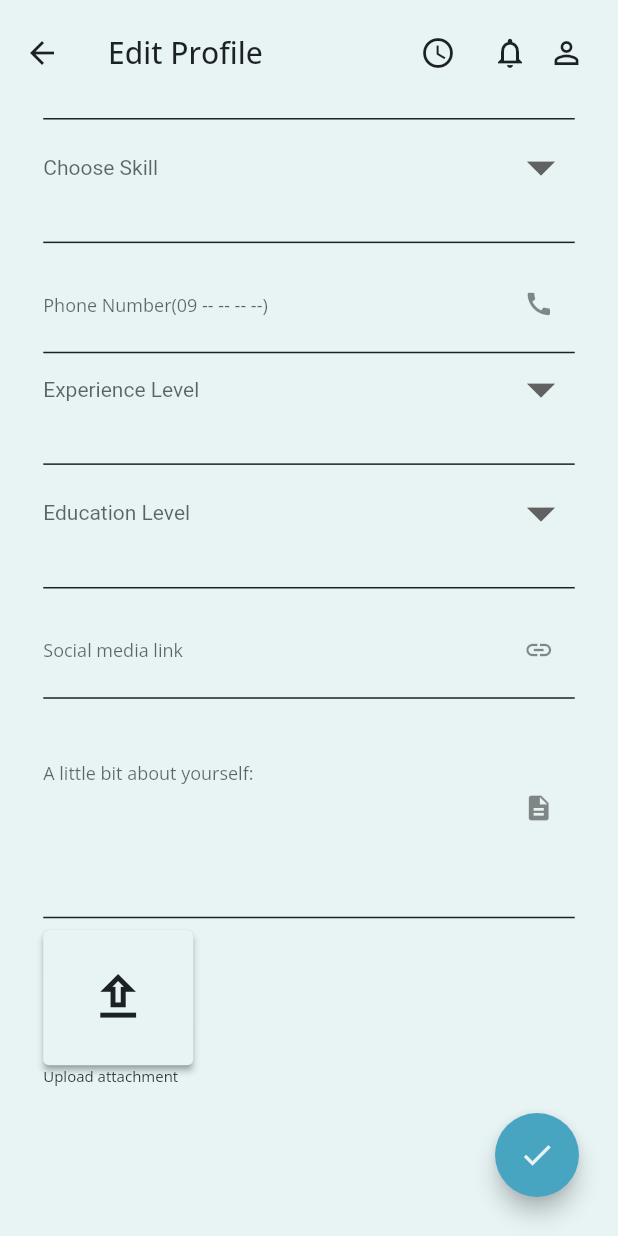
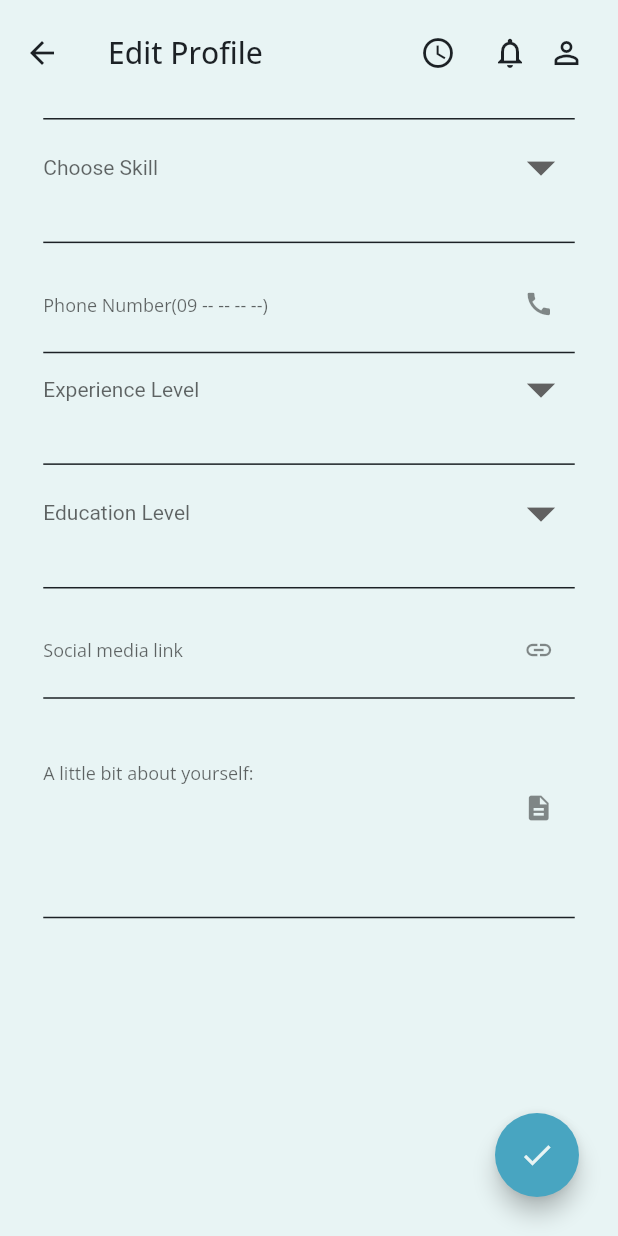
Before and after one commit to alazarlemma02/Freelance-App-flutter-project, a Flutter app: the EditProfilePage screen opened by its route, scrolled down 317 dp, on a phone screen of 412 x 824 dp. Run offline on Flutter 3.47's test engine with Material 2 defaults, Android fonts, the phone set to English and light mode, and no system bars; our stand-ins replace bloc, cloud_firestore, easy_localization, equatable, file_picker, firebase_auth and 7 more; missing offline and left inert: mobile_number; accounts and stored records are empty.

Commit message:
solved merge conflict for the final time

```diff
--- a/lib/view/screens/edit_profile_page.dart
+++ b/lib/view/screens/edit_profile_page.dart
@@ -236,10 +236,10 @@ class _EditProfilePageState extends State<EditProfilePage> {
                               field_height: 0.05,
                               editingController: _aboutYourselfCont,
                               maximumLines: 4),
-                          Padding(
-                            padding: const EdgeInsets.only(top: 8.0),
-                            child: UploadAttachment(setAttachment: selectFile),
-                          ),
+                          // Padding(
+                          //   padding: const EdgeInsets.only(top: 8.0),
+                          //   child: UploadAttachment(setAttachment: selectFile),
+                          // ),
                         ],
                       ),
                     ),
@@ -262,8 +262,8 @@ class _EditProfilePageState extends State<EditProfilePage> {
               try {
                 String imageUrl =
                     await uploadImageToFirebaseStorage(imageFileList[0]);
-                String attachmentUrl =
-                    await uploadFileToFirebaseStorage(attachment!);
+                // String attachmentUrl =
+                //     await uploadFileToFirebaseStorage(attachment!);
 
                 UserModel userData = UserModel(
                     profileTagLine: _profile_tagcont.text,
@@ -275,7 +275,7 @@ class _EditProfilePageState extends State<EditProfilePage> {
                     socialMediaLink: _socialMediaCont.text,
                     aboutYourself: _aboutYourselfCont.text,
                     profileImage: imageUrl,
-                    attachmentUrl: attachmentUrl);
+                    attachmentUrl: '');
 
                 FirebaseFirestore.instance
                     .collection('User Full Profile')
@@ -283,18 +283,10 @@ class _EditProfilePageState extends State<EditProfilePage> {
                     .set(userData.toJson());
                 showSnackBar("Your profile is successfully updated",
                     Colors.green, context);
+                Navigator.pushNamed(context, '/MyProfilePage');
                 BlocProvider.of<UserBloc>(context).add(const UserFetchEvent());
                 //TODO: Navigate to the profile page
-                Navigator.pushNamed(context, '/MyProfilePage');
-                // print(userData.attachmentUrl.toString());
-                // Navigator.push(
-                //   context,
-                //   MaterialPageRoute(
-                //     builder: (_) => BlocProvider.value(
-                //         value: BlocProvider.of<UserBloc>(context),
-                //         child: const MyProfile()),
-                // ),
-                // );
+
               } catch (e) {
                 showSnackBar(e.toString(), Colors.red, context);
               }
```
